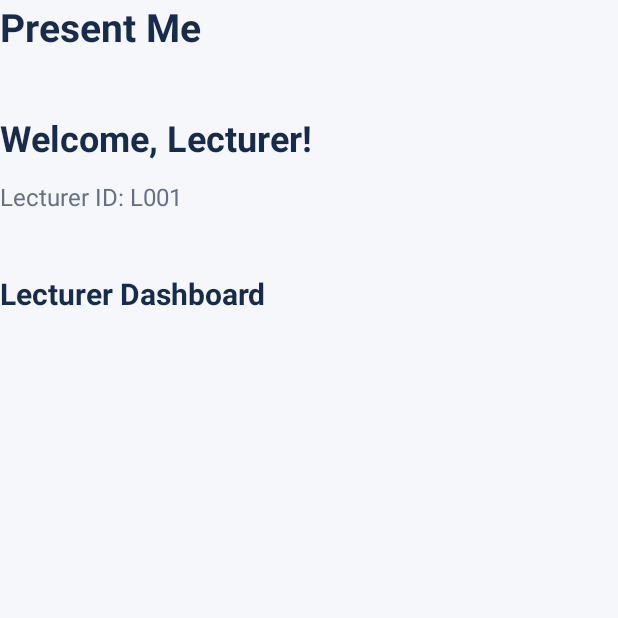
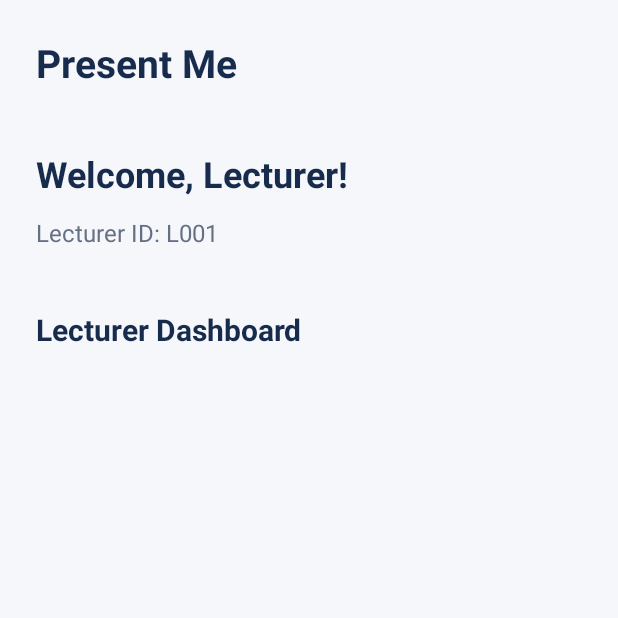
Before and after one commit to LakshanEdirisinghe/Presence-Me-v1.1, an Android app: the LecturerDashboardActivity screen opened directly, with no data from a screen before it, on a phone screen of 412 x 824 dp, the top half of it. Run offline under Robolectric (Android 15) with nearby library versions, the phone set to English and light mode, and no system bars.

Commit message:
update AndroidManifest to export MainActivity and clean up LecturerDashboardActivity

```diff
--- a/PresentMe-Android/app/src/main/java/edu/lakshaned/presencemeapp/LecturerDashboardActivity.java
+++ b/PresentMe-Android/app/src/main/java/edu/lakshaned/presencemeapp/LecturerDashboardActivity.java
@@ -16,8 +16,8 @@ public class LecturerDashboardActivity extends AppCompatActivity {
         EdgeToEdge.enable(this);
         setContentView(R.layout.activity_lecturer_dashboard);
         ViewCompat.setOnApplyWindowInsetsListener(findViewById(R.id.main), (v, insets) -> {
-            Insets systemBars = insets.getInsets(WindowInsetsCompat.Type.systemBars());
-            v.setPadding(systemBars.left, systemBars.top, systemBars.right, systemBars.bottom);
+//            Insets systemBars = insets.getInsets(WindowInsetsCompat.Type.systemBars());
+//            v.setPadding(systemBars.left, systemBars.top, systemBars.right, systemBars.bottom);
             return insets;
         });
     }
```
Also changed, not shown: PresentMe-Android/app/src/main/AndroidManifest.xml (+6 -1 lines).
